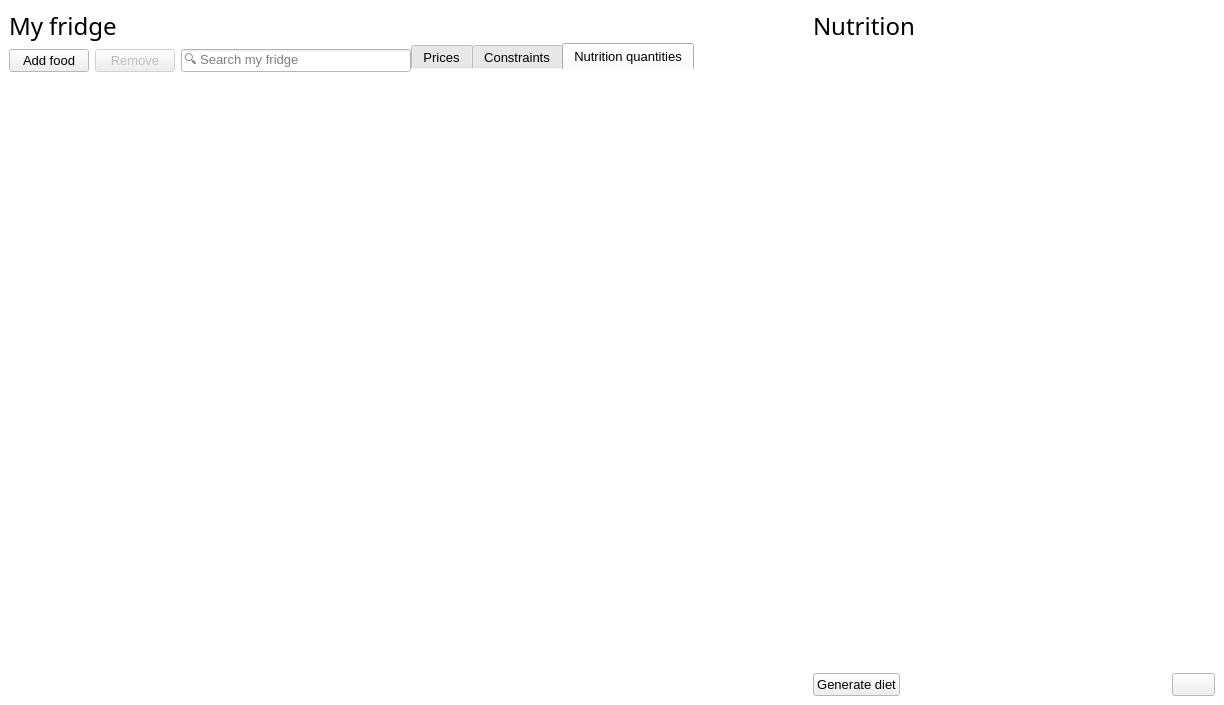
First picture: the form in ui/ui_mainwindow.ui, repository josh-minch/spartan, before the edit.
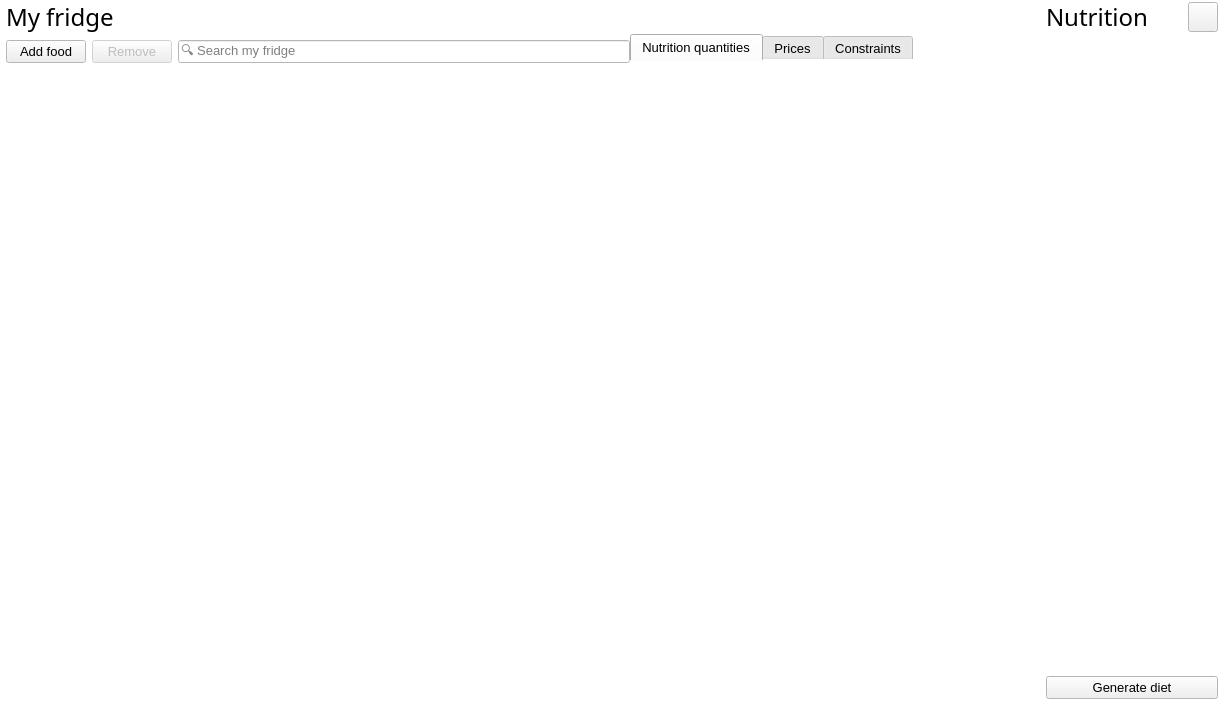
Second picture: the form after the edit. The open tabs and pages were chosen to show the change. Icons and pictures are not drawn. Custom widgets are drawn as their Qt base class.

```diff
--- a/ui/ui_mainwindow.ui
+++ b/ui/ui_mainwindow.ui
@@ -83,10 +83,22 @@
    <property name="autoFillBackground">
     <bool>true</bool>
    </property>
-   <layout class="QHBoxLayout" name="horizontalLayout_2">
+   <layout class="QHBoxLayout" name="horizontalLayout_2" stretch="3,2,0">
     <property name="spacing">
      <number>0</number>
     </property>
+    <property name="leftMargin">
+     <number>6</number>
+    </property>
+    <property name="topMargin">
+     <number>0</number>
+    </property>
+    <property name="rightMargin">
+     <number>6</number>
+    </property>
+    <property name="bottomMargin">
+     <number>6</number>
+    </property>
     <item>
      <layout class="QVBoxLayout" name="verticalLayout">
       <property name="spacing">
@@ -284,7 +296,7 @@
         <property name="font">
          <font>
           <family>Segoe UI</family>
-          <pointsize>9</pointsize>
+          <pointsize>10</pointsize>
          </font>
         </property>
         <property name="focusPolicy">
@@ -394,6 +406,168 @@
         <property name="tabBarAutoHide">
          <bool>false</bool>
         </property>
+        <widget class="QWidget" name="tab_3">
+         <property name="font">
+          <font>
+           <family>Segoe UI</family>
+           <pointsize>9</pointsize>
+          </font>
+         </property>
+         <attribute name="title">
+          <string>Nutrition quantities</string>
+         </attribute>
+         <layout class="QGridLayout" name="gridLayout_4">
+          <property name="leftMargin">
+           <number>0</number>
+          </property>
+          <item row="0" column="0">
+           <widget class="ComboTableView" name="nut_quant_view">
+            <property name="palette">
+             <palette>
+              <active>
+               <colorrole role="Highlight">
+                <brush brushstyle="SolidPattern">
+                 <color alpha="255">
+                  <red>218</red>
+                  <green>236</green>
+                  <blue>249</blue>
+                 </color>
+                </brush>
+               </colorrole>
+               <colorrole role="HighlightedText">
+                <brush brushstyle="SolidPattern">
+                 <color alpha="255">
+                  <red>0</red>
+                  <green>0</green>
+                  <blue>0</blue>
+                 </color>
+                </brush>
+               </colorrole>
+               <colorrole role="AlternateBase">
+                <brush brushstyle="SolidPattern">
+                 <color alpha="255">
+                  <red>247</red>
+                  <green>247</green>
+                  <blue>247</blue>
+                 </color>
+                </brush>
+               </colorrole>
+              </active>
+              <inactive>
+               <colorrole role="Highlight">
+                <brush brushstyle="SolidPattern">
+                 <color alpha="255">
+                  <red>218</red>
+                  <green>236</green>
+                  <blue>249</blue>
+                 </color>
+                </brush>
+               </colorrole>
+               <colorrole role="HighlightedText">
+                <brush brushstyle="SolidPattern">
+                 <color alpha="255">
+                  <red>0</red>
+                  <green>0</green>
+                  <blue>0</blue>
+                 </color>
+                </brush>
+               </colorrole>
+               <colorrole role="AlternateBase">
+                <brush brushstyle="SolidPattern">
+                 <color alpha="255">
+                  <red>247</red>
+                  <green>247</green>
+                  <blue>247</blue>
+                 </color>
+                </brush>
+               </colorrole>
+              </inactive>
+              <disabled>
+               <colorrole role="Highlight">
+                <brush brushstyle="SolidPattern">
+                 <color alpha="255">
+                  <red>0</red>
+                  <green>120</green>
+                  <blue>215</blue>
+                 </color>
+                </brush>
+               </colorrole>
+               <colorrole role="HighlightedText">
+                <brush brushstyle="SolidPattern">
+                 <color alpha="255">
+                  <red>0</red>
+                  <green>0</green>
+                  <blue>0</blue>
+                 </color>
+                </brush>
+               </colorrole>
+               <colorrole role="AlternateBase">
+                <brush brushstyle="SolidPattern">
+                 <color alpha="255">
+                  <red>247</red>
+                  <green>247</green>
+                  <blue>247</blue>
+                 </color>
+                </brush>
+               </colorrole>
+              </disabled>
+             </palette>
+            </property>
+            <property name="font">
+             <font>
+              <pointsize>10</pointsize>
+             </font>
+            </property>
+            <property name="focusPolicy">
+             <enum>Qt::StrongFocus</enum>
+            </property>
+            <property name="styleSheet">
+             <string notr="true">QHeaderView::section{
+	background-color: white;
+	border: 0px;
+}
+
+QTableView {
+	alternate-background-color: rgb(247, 247, 247);
+}</string>
+            </property>
+            <property name="frameShape">
+             <enum>QFrame::NoFrame</enum>
+            </property>
+            <property name="tabKeyNavigation">
+             <bool>false</bool>
+            </property>
+            <property name="alternatingRowColors">
+             <bool>true</bool>
+            </property>
+            <property name="selectionBehavior">
+             <enum>QAbstractItemView::SelectRows</enum>
+            </property>
+            <property name="showGrid">
+             <bool>false</bool>
+            </property>
+            <property name="gridStyle">
+             <enum>Qt::DashLine</enum>
+            </property>
+            <attribute name="horizontalHeaderVisible">
+             <bool>false</bool>
+            </attribute>
+            <attribute name="horizontalHeaderHighlightSections">
+             <bool>false</bool>
+            </attribute>
+            <attribute name="horizontalHeaderStretchLastSection">
+             <bool>true</bool>
+            </attribute>
+            <attribute name="verticalHeaderVisible">
+             <bool>false</bool>
+            </attribute>
+            <attribute name="verticalHeaderDefaultSectionSize">
+             <number>23</number>
+            </attribute>
+           </widget>
+          </item>
+         </layout>
+        </widget>
         <widget class="QWidget" name="tab">
          <property name="font">
           <font>
@@ -719,168 +893,6 @@
           </item>
          </layout>
         </widget>
-        <widget class="QWidget" name="tab_3">
-         <property name="font">
-          <font>
-           <family>Segoe UI</family>
-           <pointsize>9</pointsize>
-          </font>
-         </property>
-         <attribute name="title">
-          <string>Nutrition quantities</string>
-         </attribute>
-         <layout class="QGridLayout" name="gridLayout_4">
-          <property name="leftMargin">
-           <number>0</number>
-          </property>
-          <item row="0" column="0">
-           <widget class="ComboTableView" name="nut_quant_view">
-            <property name="palette">
-             <palette>
-              <active>
-               <colorrole role="Highlight">
-                <brush brushstyle="SolidPattern">
-                 <color alpha="255">
-                  <red>218</red>
-                  <green>236</green>
-                  <blue>249</blue>
-                 </color>
-                </brush>
-               </colorrole>
-               <colorrole role="HighlightedText">
-                <brush brushstyle="SolidPattern">
-                 <color alpha="255">
-                  <red>0</red>
-                  <green>0</green>
-                  <blue>0</blue>
-                 </color>
-                </brush>
-               </colorrole>
-               <colorrole role="AlternateBase">
-                <brush brushstyle="SolidPattern">
-                 <color alpha="255">
-                  <red>247</red>
-                  <green>247</green>
-                  <blue>247</blue>
-                 </color>
-                </brush>
-               </colorrole>
-              </active>
-              <inactive>
-               <colorrole role="Highlight">
-                <brush brushstyle="SolidPattern">
-                 <color alpha="255">
-                  <red>218</red>
-                  <green>236</green>
-                  <blue>249</blue>
-                 </color>
-                </brush>
-               </colorrole>
-               <colorrole role="HighlightedText">
-                <brush brushstyle="SolidPattern">
-                 <color alpha="255">
-                  <red>0</red>
-                  <green>0</green>
-                  <blue>0</blue>
-                 </color>
-                </brush>
-               </colorrole>
-               <colorrole role="AlternateBase">
-                <brush brushstyle="SolidPattern">
-                 <color alpha="255">
-                  <red>247</red>
-                  <green>247</green>
-                  <blue>247</blue>
-                 </color>
-                </brush>
-               </colorrole>
-              </inactive>
-              <disabled>
-               <colorrole role="Highlight">
-                <brush brushstyle="SolidPattern">
-                 <color alpha="255">
-                  <red>0</red>
-                  <green>120</green>
-                  <blue>215</blue>
-                 </color>
-                </brush>
-               </colorrole>
-               <colorrole role="HighlightedText">
-                <brush brushstyle="SolidPattern">
-                 <color alpha="255">
-                  <red>0</red>
-                  <green>0</green>
-                  <blue>0</blue>
-                 </color>
-                </brush>
-               </colorrole>
-               <colorrole role="AlternateBase">
-                <brush brushstyle="SolidPattern">
-                 <color alpha="255">
-                  <red>247</red>
-                  <green>247</green>
-                  <blue>247</blue>
-                 </color>
-                </brush>
-               </colorrole>
-              </disabled>
-             </palette>
-            </property>
-            <property name="font">
-             <font>
-              <pointsize>10</pointsize>
-             </font>
-            </property>
-            <property name="focusPolicy">
-             <enum>Qt::StrongFocus</enum>
-            </property>
-            <property name="styleSheet">
-             <string notr="true">QHeaderView::section{
-	background-color: white;
-	border: 0px;
-}
-
-QTableView {
-	alternate-background-color: rgb(247, 247, 247);
-}</string>
-            </property>
-            <property name="frameShape">
-             <enum>QFrame::NoFrame</enum>
-            </property>
-            <property name="tabKeyNavigation">
-             <bool>false</bool>
-            </property>
-            <property name="alternatingRowColors">
-             <bool>true</bool>
-            </property>
-            <property name="selectionBehavior">
-             <enum>QAbstractItemView::SelectRows</enum>
-            </property>
-            <property name="showGrid">
-             <bool>false</bool>
-            </property>
-            <property name="gridStyle">
-             <enum>Qt::DashLine</enum>
-            </property>
-            <attribute name="horizontalHeaderVisible">
-             <bool>false</bool>
-            </attribute>
-            <attribute name="horizontalHeaderHighlightSections">
-             <bool>false</bool>
-            </attribute>
-            <attribute name="horizontalHeaderStretchLastSection">
-             <bool>true</bool>
-            </attribute>
-            <attribute name="verticalHeaderVisible">
-             <bool>false</bool>
-            </attribute>
-            <attribute name="verticalHeaderDefaultSectionSize">
-             <number>23</number>
-            </attribute>
-           </widget>
-          </item>
-         </layout>
-        </widget>
        </widget>
       </item>
      </layout>
@@ -888,26 +900,75 @@
     <item>
      <layout class="QVBoxLayout" name="verticalLayout_3">
       <item>
-       <widget class="QLabel" name="label_8">
-        <property name="font">
-         <font>
-          <family>Segoe UI Semilight</family>
-          <pointsize>18</pointsize>
-          <italic>false</italic>
-         </font>
-        </property>
-        <property name="autoFillBackground">
-         <bool>false</bool>
-        </property>
-        <property name="text">
-         <string>Nutrition</string>
-        </property>
-       </widget>
+       <layout class="QHBoxLayout" name="horizontalLayout_5">
+        <item>
+         <widget class="QLabel" name="label_8">
+          <property name="font">
+           <font>
+            <family>Segoe UI Semilight</family>
+            <pointsize>18</pointsize>
+            <italic>false</italic>
+           </font>
+          </property>
+          <property name="autoFillBackground">
+           <bool>false</bool>
+          </property>
+          <property name="text">
+           <string>Nutrition</string>
+          </property>
+         </widget>
+        </item>
+        <item>
+         <spacer name="horizontalSpacer">
+          <property name="orientation">
+           <enum>Qt::Horizontal</enum>
+          </property>
+          <property name="sizeHint" stdset="0">
+           <size>
+            <width>40</width>
+            <height>20</height>
+           </size>
+          </property>
+         </spacer>
+        </item>
+        <item>
+         <widget class="QPushButton" name="pref_btn">
+          <property name="maximumSize">
+           <size>
+            <width>30</width>
+            <height>30</height>
+           </size>
+          </property>
+          <property name="font">
+           <font>
+            <family>Segoe UI</family>
+            <pointsize>10</pointsize>
+           </font>
+          </property>
+          <property name="text">
+           <string/>
+          </property>
+          <property name="icon">
+           <iconset>
+            <normaloff>images/settings.svg</normaloff>images/settings.svg</iconset>
+          </property>
+          <property name="iconSize">
+           <size>
+            <width>20</width>
+            <height>20</height>
+           </size>
+          </property>
+          <property name="shortcut">
+           <string>F9</string>
+          </property>
+         </widget>
+        </item>
+       </layout>
       </item>
       <item>
        <layout class="QFormLayout" name="formLayout">
         <property name="horizontalSpacing">
-         <number>0</number>
+         <number>6</number>
         </property>
         <property name="verticalSpacing">
          <number>0</number>
@@ -1006,6 +1067,15 @@
           <property name="frameShape">
            <enum>QFrame::NoFrame</enum>
           </property>
+          <property name="frameShadow">
+           <enum>QFrame::Plain</enum>
+          </property>
+          <property name="verticalScrollBarPolicy">
+           <enum>Qt::ScrollBarAlwaysOff</enum>
+          </property>
+          <property name="horizontalScrollBarPolicy">
+           <enum>Qt::ScrollBarAlwaysOff</enum>
+          </property>
           <property name="sizeAdjustPolicy">
            <enum>QAbstractScrollArea::AdjustToContents</enum>
           </property>
@@ -1129,6 +1199,15 @@
           <property name="frameShape">
            <enum>QFrame::NoFrame</enum>
           </property>
+          <property name="frameShadow">
+           <enum>QFrame::Plain</enum>
+          </property>
+          <property name="verticalScrollBarPolicy">
+           <enum>Qt::ScrollBarAlwaysOff</enum>
+          </property>
+          <property name="horizontalScrollBarPolicy">
+           <enum>Qt::ScrollBarAlwaysOff</enum>
+          </property>
           <property name="sizeAdjustPolicy">
            <enum>QAbstractScrollArea::AdjustToContents</enum>
           </property>
@@ -1252,6 +1331,15 @@
           <property name="frameShape">
            <enum>QFrame::NoFrame</enum>
           </property>
+          <property name="frameShadow">
+           <enum>QFrame::Plain</enum>
+          </property>
+          <property name="verticalScrollBarPolicy">
+           <enum>Qt::ScrollBarAlwaysOff</enum>
+          </property>
+          <property name="horizontalScrollBarPolicy">
+           <enum>Qt::ScrollBarAlwaysOff</enum>
+          </property>
           <property name="sizeAdjustPolicy">
            <enum>QAbstractScrollArea::AdjustToContents</enum>
           </property>
@@ -1319,45 +1407,6 @@
           </property>
          </widget>
         </item>
-        <item>
-         <spacer name="horizontalSpacer">
-          <property name="orientation">
-           <enum>Qt::Horizontal</enum>
-          </property>
-          <property name="sizeHint" stdset="0">
-           <size>
-            <width>40</width>
-            <height>20</height>
-           </size>
-          </property>
-         </spacer>
-        </item>
-        <item>
-         <widget class="QPushButton" name="pref_btn">
-          <property name="font">
-           <font>
-            <family>Segoe UI</family>
-            <pointsize>10</pointsize>
-           </font>
-          </property>
-          <property name="text">
-           <string/>
-          </property>
-          <property name="icon">
-           <iconset>
-            <normaloff>images/settings.svg</normaloff>images/settings.svg</iconset>
-          </property>
-          <property name="iconSize">
-           <size>
-            <width>20</width>
-            <height>20</height>
-           </size>
-          </property>
-          <property name="shortcut">
-           <string>F9</string>
-          </property>
-         </widget>
-        </item>
        </layout>
       </item>
      </layout>
```
